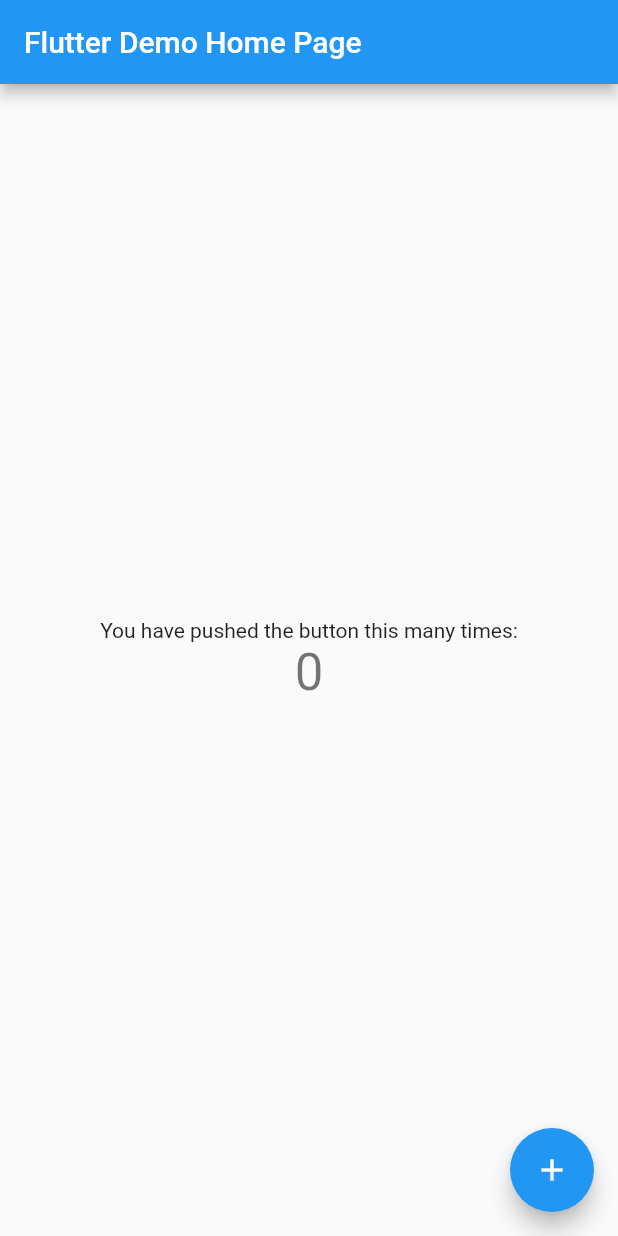
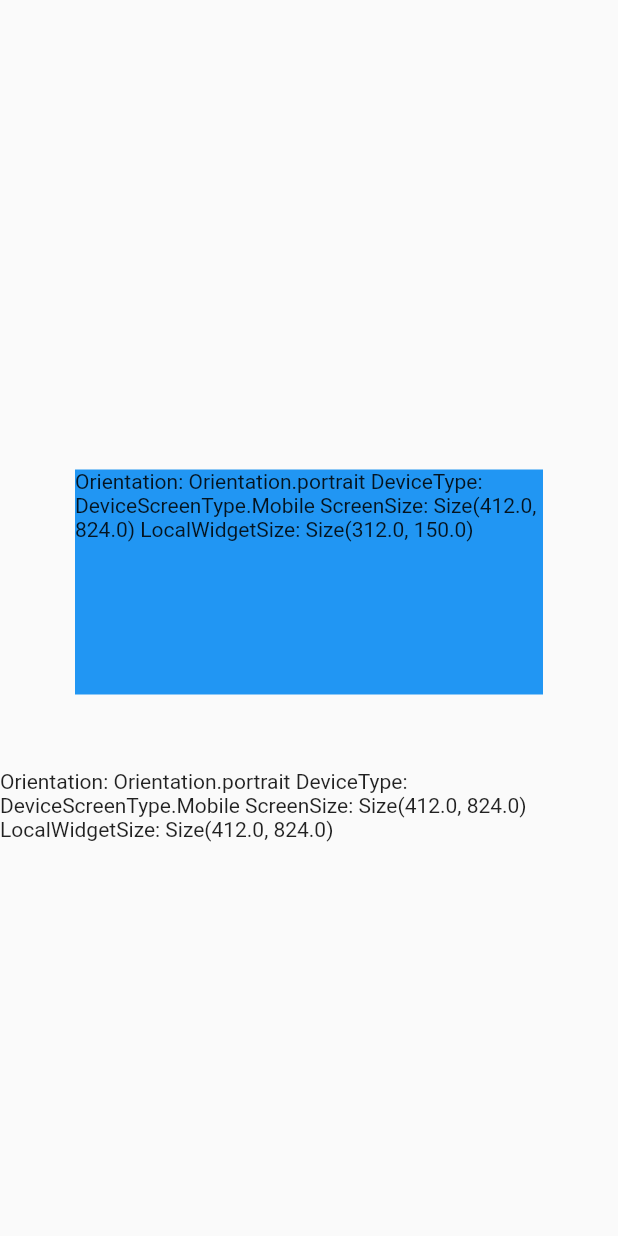
Before and after one commit to sheetal777-glitch/responsive_architecture, a Flutter app: the screen it shows after launch, on a phone screen of 412 x 824 dp. Run offline on Flutter 3.47's test engine with Material 2 defaults, Android fonts, the phone set to English and light mode, and no system bars; our stand-ins replace device_preview.

Commit message:
responsive setup added

```diff
--- /dev/null
+++ b/lib/UI/base_widget.dart
@@ -0,0 +1,26 @@
+import 'package:flutter/material.dart';
+import 'package:responsive_architecture/utils/ui_utils.dart';
+
+import 'sizing_information.dart';
+
+class BaseWidget extends StatelessWidget {
+  final Widget Function(
+      BuildContext context, SizingInformation sizingInformation) builder;
+  const BaseWidget({Key key, this.builder}) : super(key: key);
+  @override
+  Widget build(BuildContext context) {
+    var mediaQuery = MediaQuery.of(context);
+
+    return LayoutBuilder(
+      builder: (context, boxConstraints) {
+        var sizingInformation = SizingInformation(
+            orientation: mediaQuery.orientation,
+            deviceScreenType: getDeviceType(mediaQuery),
+            screenSize: mediaQuery.size,
+            localWidgetSize:
+                Size(boxConstraints.maxWidth, boxConstraints.maxHeight));
+        return builder(context, sizingInformation);
+      },
+    );
+  }
+}
--- /dev/null
+++ b/lib/UI/pages/home_page.dart
@@ -0,0 +1,32 @@
+import 'package:flutter/material.dart';
+import 'package:responsive_architecture/UI/base_widget.dart';
+
+class HomePage extends StatelessWidget {
+  @override
+  Widget build(BuildContext context) {
+    return BaseWidget(
+      builder: (context, sizingInformation) {
+        return Scaffold(
+          body: Center(
+            child: Column(
+              mainAxisSize: MainAxisSize.min,
+              children: [
+                Container(
+                  height: 150,
+                  margin: EdgeInsets.all(50),
+                  color: Colors.blue,
+                  child: BaseWidget(
+                    builder: (context, sizingInfo) {
+                      return Text(sizingInfo.toString());
+                    },
+                  ),
+                ),
+                Text(sizingInformation.toString()),
+              ],
+            ),
+          ),
+        );
+      },
+    );
+  }
+}
--- /dev/null
+++ b/lib/UI/sizing_information.dart
@@ -0,0 +1,20 @@
+import 'package:flutter/cupertino.dart';
+import 'package:responsive_architecture/enums/device_screen_type.dart';
+
+class SizingInformation {
+  final Orientation orientation;
+  final DeviceScreenType deviceScreenType;
+  final Size screenSize;
+  final Size localWidgetSize;
+
+  SizingInformation(
+      {this.orientation,
+      this.deviceScreenType,
+      this.screenSize,
+      this.localWidgetSize});
+
+  @override
+  String toString() {
+    return 'Orientation: $orientation DeviceType: $deviceScreenType ScreenSize: $screenSize LocalWidgetSize: $localWidgetSize';
+  }
+}
--- /dev/null
+++ b/lib/enums/device_screen_type.dart
@@ -0,0 +1 @@
+enum DeviceScreenType { Mobile, Tablet, Desktop }
--- a/lib/main.dart
+++ b/lib/main.dart
@@ -1,117 +1,19 @@
 import 'package:flutter/material.dart';
+import 'package:device_preview/device_preview.dart';
+import 'UI/pages/home_page.dart';
 
 void main() {
-  runApp(MyApp());
+  runApp(DevicePreview(
+    builder: (context) => MyApp(),
+  ));
 }
 
 class MyApp extends StatelessWidget {
-  // This widget is the root of your application.
   @override
   Widget build(BuildContext context) {
     return MaterialApp(
-      title: 'Flutter Demo',
-      theme: ThemeData(
-        // This is the theme of your application.
-        //
-        // Try running your application with "flutter run". You'll see the
-        // application has a blue toolbar. Then, without quitting the app, try
-        // changing the primarySwatch below to Colors.green and then invoke
-        // "hot reload" (press "r" in the console where you ran "flutter run",
-        // or simply save your changes to "hot reload" in a Flutter IDE).
-        // Notice that the counter didn't reset back to zero; the application
-        // is not restarted.
-        primarySwatch: Colors.blue,
-        // This makes the visual density adapt to the platform that you run
-        // the app on. For desktop platforms, the controls will be smaller and
-        // closer together (more dense) than on mobile platforms.
-        visualDensity: VisualDensity.adaptivePlatformDensity,
-      ),
-      home: MyHomePage(title: 'Flutter Demo Home Page'),
+      builder: DevicePreview.appBuilder,
+      home: HomePage(),
     );
   }
 }
-
-class MyHomePage extends StatefulWidget {
-  MyHomePage({Key key, this.title}) : super(key: key);
-
-  // This widget is the home page of your application. It is stateful, meaning
-  // that it has a State object (defined below) that contains fields that affect
-  // how it looks.
-
-  // This class is the configuration for the state. It holds the values (in this
-  // case the title) provided by the parent (in this case the App widget) and
-  // used by the build method of the State. Fields in a Widget subclass are
-  // always marked "final".
-
-  final String title;
-
-  @override
-  _MyHomePageState createState() => _MyHomePageState();
-}
-
-class _MyHomePageState extends State<MyHomePage> {
-  int _counter = 0;
-
-  void _incrementCounter() {
-    setState(() {
-      // This call to setState tells the Flutter framework that something has
-      // changed in this State, which causes it to rerun the build method below
-      // so that the display can reflect the updated values. If we changed
-      // _counter without calling setState(), then the build method would not be
-      // called again, and so nothing would appear to happen.
-      _counter++;
-    });
-  }
-
-  @override
-  Widget build(BuildContext context) {
-    // This method is rerun every time setState is called, for instance as done
-    // by the _incrementCounter method above.
-    //
-    // The Flutter framework has been optimized to make rerunning build methods
-    // fast, so that you can just rebuild anything that needs updating rather
-    // than having to individually change instances of widgets.
-    return Scaffold(
-      appBar: AppBar(
-        // Here we take the value from the MyHomePage object that was created by
-        // the App.build method, and use it to set our appbar title.
-        title: Text(widget.title),
-      ),
-      body: Center(
-        // Center is a layout widget. It takes a single child and positions it
-        // in the middle of the parent.
-        child: Column(
-          // Column is also a layout widget. It takes a list of children and
-          // arranges them vertically. By default, it sizes itself to fit its
-          // children horizontally, and tries to be as tall as its parent.
-          //
-          // Invoke "debug painting" (press "p" in the console, choose the
-          // "Toggle Debug Paint" action from the Flutter Inspector in Android
-          // Studio, or the "Toggle Debug Paint" command in Visual Studio Code)
-          // to see the wireframe for each widget.
-          //
-          // Column has various properties to control how it sizes itself and
-          // how it positions its children. Here we use mainAxisAlignment to
-          // center the children vertically; the main axis here is the vertical
-          // axis because Columns are vertical (the cross axis would be
-          // horizontal).
-          mainAxisAlignment: MainAxisAlignment.center,
-          children: <Widget>[
-            Text(
-              'You have pushed the button this many times:',
-            ),
-            Text(
-              '$_counter',
-              style: Theme.of(context).textTheme.headline4,
-            ),
-          ],
-        ),
-      ),
-      floatingActionButton: FloatingActionButton(
-        onPressed: _incrementCounter,
-        tooltip: 'Increment',
-        child: Icon(Icons.add),
-      ), // This trailing comma makes auto-formatting nicer for build methods.
-    );
-  }
-}
--- /dev/null
+++ b/lib/utils/ui_utils.dart
@@ -0,0 +1,22 @@
+import 'package:flutter/cupertino.dart';
+import 'package:responsive_architecture/enums/device_screen_type.dart';
+
+DeviceScreenType getDeviceType(MediaQueryData mediaQuery) {
+  var orientation = mediaQuery.orientation;
+
+  //Fixed device width (changes with orientation)
+  double deviceWidth = 0;
+  if (orientation == Orientation.landscape) {
+    deviceWidth = mediaQuery.size.height;
+  } else {
+    deviceWidth = mediaQuery.size.width;
+  }
+  if (deviceWidth > 950) {
+    return DeviceScreenType.Desktop;
+  }
+
+  if (deviceWidth > 600) {
+    return DeviceScreenType.Tablet;
+  }
+  return DeviceScreenType.Mobile;
+}
```
Also changed, not shown: pubspec.yaml (+1 -9 lines), pubspec.lock, 1 other file.
